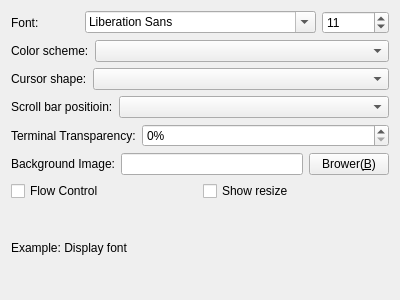
Before: the Qt Designer form Viewer/Plugins/FrmParameterTerminalAppearanceSettings.ui in KangLin/RabbitRemoteControl, drawn with Qt 5.
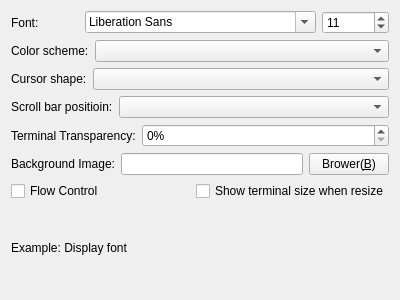
After: the same form once the commit is applied.

Commit message: Terminal: add context menu

```diff
--- a/Viewer/Plugins/FrmParameterTerminalAppearanceSettings.ui
+++ b/Viewer/Plugins/FrmParameterTerminalAppearanceSettings.ui
@@ -205,7 +205,7 @@
      <item>
       <widget class="QCheckBox" name="cbShowResize">
        <property name="text">
-        <string>Show resize</string>
+        <string>Show terminal size when resize</string>
        </property>
       </widget>
      </item>
```
The commit also changes 8 other files.
